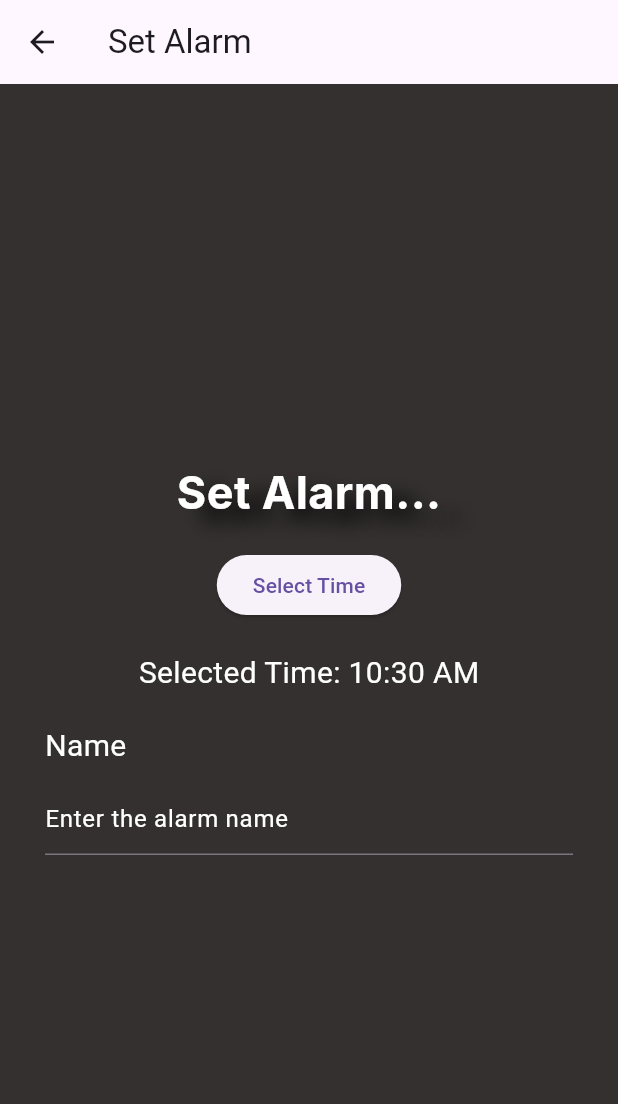
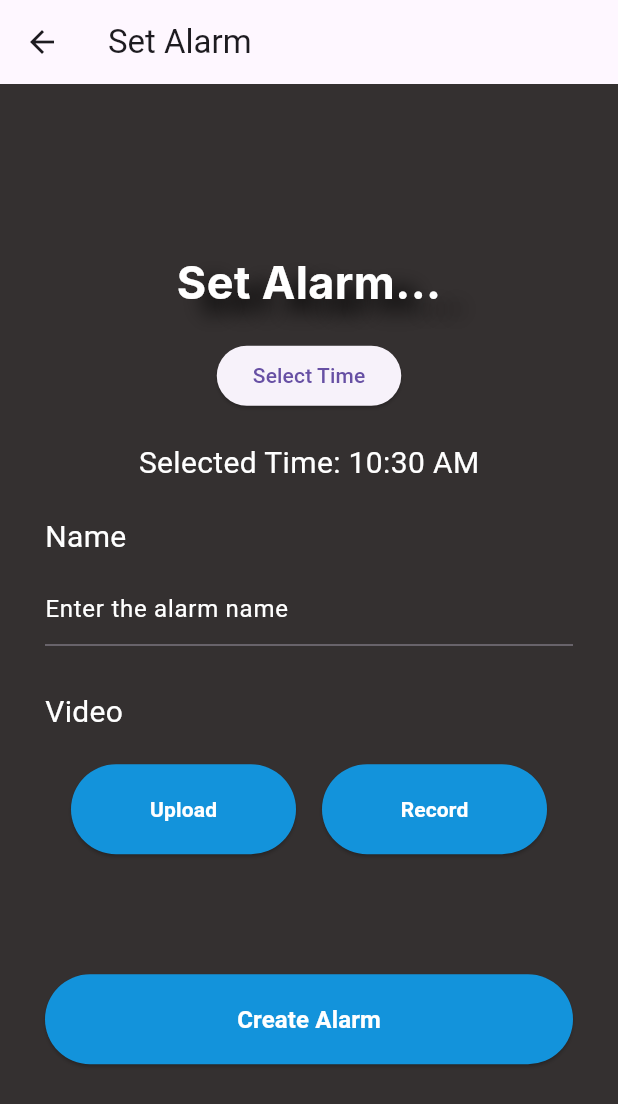
Before and after one commit to ujwxl23/MeraAlarm, a Flutter app: the SetAlarm screen opened directly, on a phone screen of 412 x 824 dp. Shown: the top 1104 px of the screen. Run offline on Flutter 3.47's test engine with Material 3 defaults, Android fonts, the phone set to English and light mode, and no system bars; Roboto replaces fonts that are missing (Inter).

Commit message:
CSS complete in SetAlarm page.

```diff
--- a/meraalarm/lib/set_alarm.dart
+++ b/meraalarm/lib/set_alarm.dart
@@ -76,8 +76,8 @@ class _SetAlarmState extends State<SetAlarm> {
                     Text(
                       'Name',
                       style: TextStyle(
-                      color: Colors.white,
-                      fontSize: 20.0,
+                        color: Colors.white,
+                        fontSize: 20.0,
                       ),
                     ),
                     SizedBox(height: 10),
@@ -93,6 +93,114 @@ class _SetAlarmState extends State<SetAlarm> {
                       ),
                       style: TextStyle(color: Colors.white),
                     ),
+                    SizedBox(height: 30),
+                    Text(
+                      'Video',
+                      style: TextStyle(
+                        color: Colors.white,
+                        fontSize: 20.0,
+                      ),
+                    ),
+                    SizedBox(height: 20),
+                    Row(
+                      mainAxisAlignment: MainAxisAlignment.spaceEvenly,
+                      children: [
+                        ElevatedButton(
+                          onPressed: () {},
+                          child: Text(
+                            'Upload',
+                            style: TextStyle(
+                                fontSize: 14,
+                                fontWeight: FontWeight.bold,
+                                color: Colors.white),
+                          ),
+                          style: ButtonStyle(
+                            fixedSize: MaterialStateProperty.all(Size(150, 60)),
+                            shape: MaterialStateProperty.all(
+                              RoundedRectangleBorder(
+                                borderRadius: BorderRadius.circular(50.0),
+                              ),
+                            ),
+                            backgroundColor:
+                                MaterialStateProperty.resolveWith<Color>(
+                              (Set<MaterialState> states) {
+                                if (states.contains(MaterialState.pressed)) {
+                                  // Color when the button is pressed
+                                  return Color(0xFF006DDA);
+                                }
+                                // Color for the default and other states
+                                return Color(0xFF1393DB);
+                              },
+                            ),
+                            foregroundColor:
+                                MaterialStateProperty.all(Colors.white),
+                          ),
+                        ),
+                        ElevatedButton(
+                          onPressed: () {},
+                          child: Text(
+                            'Record',
+                            style: TextStyle(
+                                fontSize: 14,
+                                fontWeight: FontWeight.bold,
+                                color: Colors.white),
+                          ),
+                          style: ButtonStyle(
+                            fixedSize: MaterialStateProperty.all(Size(150, 60)),
+                            shape: MaterialStateProperty.all(
+                              RoundedRectangleBorder(
+                                borderRadius: BorderRadius.circular(50.0),
+                              ),
+                            ),
+                            backgroundColor:
+                                MaterialStateProperty.resolveWith<Color>(
+                              (Set<MaterialState> states) {
+                                if (states.contains(MaterialState.pressed)) {
+                                  // Color when the button is pressed
+                                  return Color(0xFF006DDA);
+                                }
+                                // Color for the default and other states
+                                return Color(0xFF1393DB);
+                              },
+                            ),
+                            foregroundColor:
+                                MaterialStateProperty.all(Colors.white),
+                          ),
+                        ),
+                      ],
+                    ),
+                    SizedBox(height: 80),
+                    ElevatedButton(
+                      onPressed: () {},
+                      child: Text(
+                        'Create Alarm',
+                        style: TextStyle(
+                            fontSize: 16,
+                            fontWeight: FontWeight.bold,
+                            color: Colors.white),
+                      ),
+                      style: ButtonStyle(
+                        fixedSize: MaterialStateProperty.all(Size(400, 60)),
+                        shape: MaterialStateProperty.all(
+                          RoundedRectangleBorder(
+                            borderRadius: BorderRadius.circular(50.0),
+                          ),
+                        ),
+                        backgroundColor:
+                            MaterialStateProperty.resolveWith<Color>(
+                          (Set<MaterialState> states) {
+                            if (states.contains(MaterialState.pressed)) {
+                              // Color when the button is pressed
+                              return Color(0xFF006DDA);
+                            }
+                            // Color for the default and other states
+                            return Color(0xFF1393DB);
+                          },
+                        ),
+                        foregroundColor:
+                            MaterialStateProperty.all(Colors.white),
+                      ),
+                    ),
                   ],
                 ),
               ),
```
